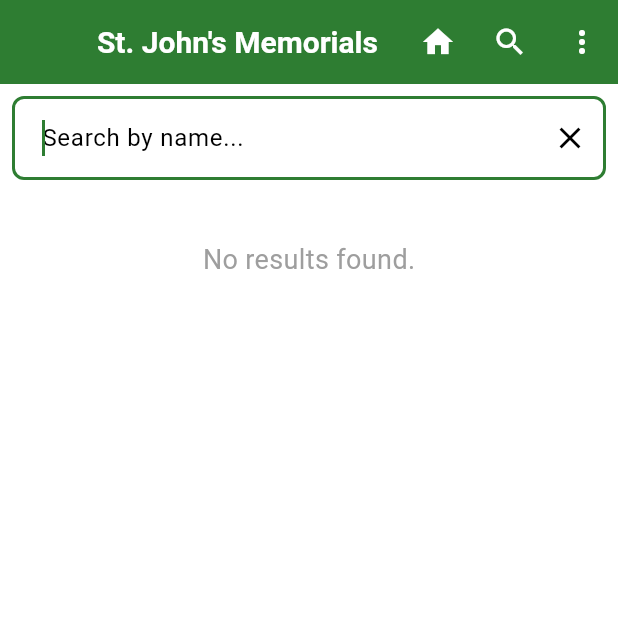
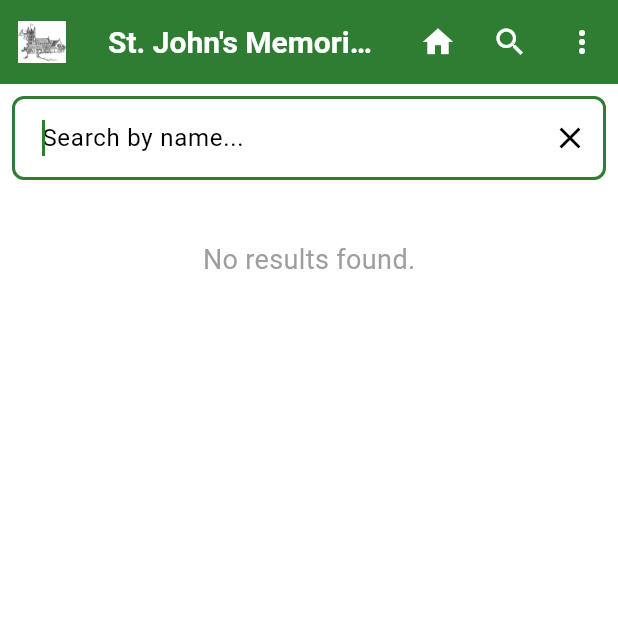
Before and after one commit to Martin1786/flutter_memorials, a Flutter app: the screen it shows once a user with an empty profile is signed in, after a tap on the "search" icon, on a phone screen of 412 x 824 dp, the top half of it. Run offline on Flutter 3.47's test engine with Material 3 defaults, Android fonts, the phone set to English and light mode, and no system bars; our stand-ins replace cloud_firestore, firebase_auth, firebase_core, google_sign_in; accounts and stored records are empty.

Commit message:
Make AppBar icon clickable to reset view to main index/start page

```diff
--- a/lib/presentation/pages/home_page.dart
+++ b/lib/presentation/pages/home_page.dart
@@ -865,6 +865,24 @@ class _HomePageState extends State<HomePage> {
   Widget build(BuildContext context) {
     return Scaffold(
       appBar: AppBar(
+        leading: IconButton(
+          padding: const EdgeInsets.all(8.0),
+          icon: Image.asset(
+            'assets/images/stjohn.jpg',
+            fit: BoxFit.contain,
+            width: 32,
+            height: 32,
+          ),
+          onPressed: () {
+            setState(() {
+              _showSearch = false;
+              _searchQuery = '';
+              _searchController.clear();
+              _filterAndSortDocs();
+              _scrollToTop();
+            });
+          },
+        ),
         title: Text(AppConstants.appName),
         actions: [
           IconButton(
```
Also changed, not shown: assets/images/stjohn.jpg (renamed from assets/images/St-John-the-Baptist-Shedfield-image-1.jpg), 1 other file.
